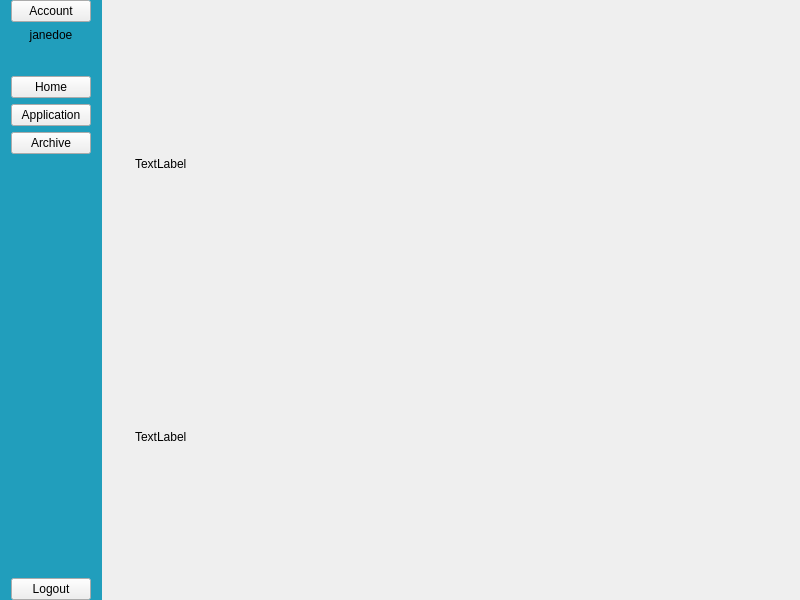
First picture: the form in QtGUI/form.ui, repository Leonnello/aviary-app, before the edit.
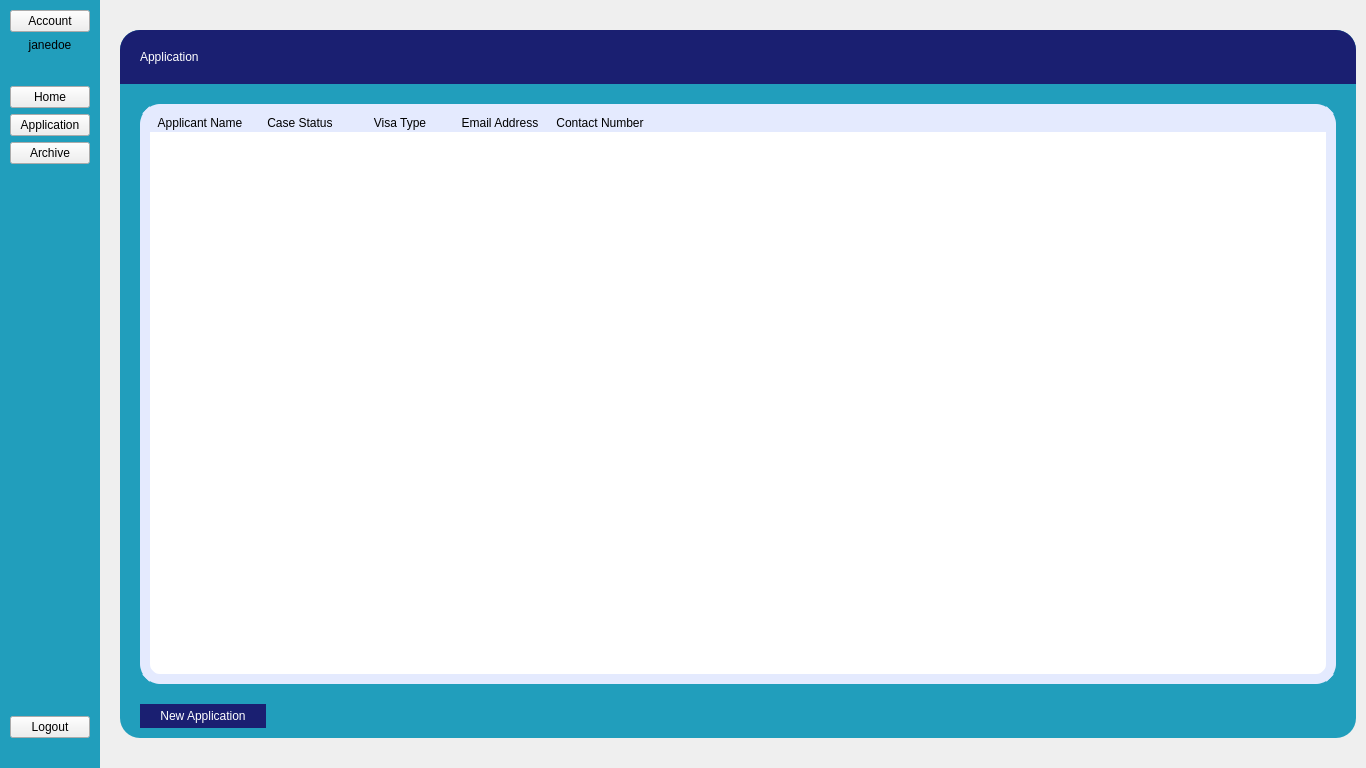
Second picture: the form after the edit. The open tabs and pages were chosen to show the change. Icons and pictures are not drawn.

Commit message:
Application tab ui done, Incomplete Navbar
Updates:
- Done GUI for application tab, you can use it for reference for other tabs.
- Incomplete navbar, issue importing images for the buttons and bg-image

Diff of the .ui file:
```diff
--- a/QtGUI/form.ui
+++ b/QtGUI/form.ui
@@ -6,10 +6,16 @@
    <rect>
     <x>0</x>
     <y>0</y>
-    <width>800</width>
-    <height>600</height>
+    <width>1366</width>
+    <height>768</height>
    </rect>
   </property>
+  <property name="sizePolicy">
+   <sizepolicy hsizetype="Minimum" vsizetype="Minimum">
+    <horstretch>0</horstretch>
+    <verstretch>0</verstretch>
+   </sizepolicy>
+  </property>
   <property name="windowTitle">
    <string>AviaryAppGUI</string>
   </property>
@@ -55,16 +61,16 @@
      </property>
      <layout class="QVBoxLayout" name="verticalLayout">
       <property name="leftMargin">
-       <number>11</number>
+       <number>10</number>
       </property>
       <property name="topMargin">
-       <number>0</number>
+       <number>10</number>
       </property>
       <property name="rightMargin">
-       <number>11</number>
+       <number>10</number>
       </property>
       <property name="bottomMargin">
-       <number>0</number>
+       <number>30</number>
       </property>
       <item>
        <widget class="QPushButton" name="account_button">
@@ -89,7 +95,9 @@
          <bool>true</bool>
         </property>
         <property name="styleSheet">
-         <string notr="true">background-color: rgb(0, 0, 0);</string>
+         <string notr="true">QPushButton {
+	background-color: rgb(0, 0, 0);
+}</string>
         </property>
         <property name="text">
          <string/>
@@ -162,15 +170,56 @@
       </sizepolicy>
      </property>
      <property name="styleSheet">
-      <string notr="true">padding: 30 10;
+      <string notr="true">#current_tab {
+	padding: 30 10;
+}
+QTableWidget {
+	background-color: white;
+	border-radius: 20px;
+	margin: 10 20;
+	border: 10 solid #E4EAFE;
+}
+QHeaderView, QHeaderView::section {
+    background-color: #E4EAFE;
+    color: black;
+	border: 0px solid #E4EAFE;
+}
+QHeaderView::section:hover
+{
+    background-color: rgb(249, 249, 249);
+}
+
+#application_tab {
+	background-color: rgba(255, 255, 255, 0);
+}
+#application_tab_frame {
+	background-color: #219EBC;
+	border-radius: 20%;
+}
+#application_header_container {
+	background-color: #1A1F71;
+	border-radius: 20%;
+	border-bottom-left-radius: 0;
+	border-bottom-right-radius: 0;
+	padding: 20;
+}
+#application_header_label {
+	color: white;
+}
 </string>
      </property>
      <widget class="QWidget" name="home_tab"/>
      <widget class="QWidget" name="application_tab">
-      <property name="styleSheet">
-       <string notr="true"/>
+      <property name="sizePolicy">
+       <sizepolicy hsizetype="Preferred" vsizetype="Preferred">
+        <horstretch>0</horstretch>
+        <verstretch>0</verstretch>
+       </sizepolicy>
       </property>
       <layout class="QVBoxLayout" name="verticalLayout_3">
+       <property name="spacing">
+        <number>0</number>
+       </property>
        <property name="leftMargin">
         <number>0</number>
        </property>
@@ -184,37 +233,145 @@
         <number>0</number>
        </property>
        <item>
-        <layout class="QVBoxLayout" name="verticalLayout_2">
-         <item>
-          <layout class="QHBoxLayout" name="horizontalLayout_3">
-           <item>
-            <widget class="QLabel" name="label">
+        <widget class="QFrame" name="application_tab_frame">
+         <layout class="QVBoxLayout" name="application_tab_2">
+          <property name="spacing">
+           <number>10</number>
+          </property>
+          <property name="leftMargin">
+           <number>0</number>
+          </property>
+          <property name="topMargin">
+           <number>0</number>
+          </property>
+          <property name="rightMargin">
+           <number>0</number>
+          </property>
+          <property name="bottomMargin">
+           <number>0</number>
+          </property>
+          <item>
+           <widget class="QFrame" name="application_header_container">
+            <layout class="QHBoxLayout" name="application_header">
+             <property name="sizeConstraint">
+              <enum>QLayout::SizeConstraint::SetDefaultConstraint</enum>
+             </property>
+             <property name="leftMargin">
+              <number>0</number>
+             </property>
+             <property name="topMargin">
+              <number>0</number>
+             </property>
+             <property name="rightMargin">
+              <number>0</number>
+             </property>
+             <property name="bottomMargin">
+              <number>0</number>
+             </property>
+             <item>
+              <widget class="QLabel" name="application_header_label">
+               <property name="sizePolicy">
+                <sizepolicy hsizetype="Minimum" vsizetype="Maximum">
+                 <horstretch>0</horstretch>
+                 <verstretch>0</verstretch>
+                </sizepolicy>
+               </property>
+               <property name="text">
+                <string>Application</string>
+               </property>
+              </widget>
+             </item>
+            </layout>
+           </widget>
+          </item>
+          <item>
+           <widget class="QTableWidget" name="application_table">
+            <column>
              <property name="text">
-              <string>TextLabel</string>
+              <string>Applicant Name</string>
              </property>
-            </widget>
-           </item>
-          </layout>
-         </item>
-        </layout>
-       </item>
-       <item>
-        <layout class="QVBoxLayout" name="verticalLayout_4">
-         <item>
-          <layout class="QVBoxLayout" name="verticalLayout_5">
-           <item>
-            <widget class="QLabel" name="label_2">
+            </column>
+            <column>
              <property name="text">
-              <string>TextLabel</string>
+              <string>Case Status</string>
              </property>
-            </widget>
-           </item>
-           <item>
-            <layout class="QHBoxLayout" name="horizontalLayout_4"/>
-           </item>
-          </layout>
-         </item>
-        </layout>
+            </column>
+            <column>
+             <property name="text">
+              <string>Visa Type</string>
+             </property>
+            </column>
+            <column>
+             <property name="text">
+              <string>Email Address</string>
+             </property>
+            </column>
+            <column>
+             <property name="text">
+              <string>Contact Number</string>
+             </property>
+            </column>
+           </widget>
+          </item>
+          <item>
+           <layout class="QHBoxLayout" name="new_application_container">
+            <property name="sizeConstraint">
+             <enum>QLayout::SizeConstraint::SetMinimumSize</enum>
+            </property>
+            <property name="leftMargin">
+             <number>20</number>
+            </property>
+            <property name="rightMargin">
+             <number>20</number>
+            </property>
+            <property name="bottomMargin">
+             <number>10</number>
+            </property>
+            <item>
+             <widget class="QPushButton" name="new_application_button">
+              <property name="sizePolicy">
+               <sizepolicy hsizetype="Minimum" vsizetype="Minimum">
+                <horstretch>0</horstretch>
+                <verstretch>0</verstretch>
+               </sizepolicy>
+              </property>
+              <property name="autoFillBackground">
+               <bool>false</bool>
+              </property>
+              <property name="styleSheet">
+               <string notr="true">background-color: #1A1F71;
+color: white;
+padding: 5 20;
+border-radius: 15px;</string>
+              </property>
+              <property name="text">
+               <string>New Application</string>
+              </property>
+              <property name="flat">
+               <bool>true</bool>
+              </property>
+             </widget>
+            </item>
+            <item>
+             <spacer name="new_application_spacer">
+              <property name="orientation">
+               <enum>Qt::Orientation::Horizontal</enum>
+              </property>
+              <property name="sizeType">
+               <enum>QSizePolicy::Policy::Expanding</enum>
+              </property>
+              <property name="sizeHint" stdset="0">
+               <size>
+                <width>40</width>
+                <height>20</height>
+               </size>
+              </property>
+             </spacer>
+            </item>
+           </layout>
+          </item>
+         </layout>
+        </widget>
        </item>
       </layout>
      </widget>
```
Left out of the diff: 10 changed lines with no effect on the pictures. The commit also changes 4 other files.
